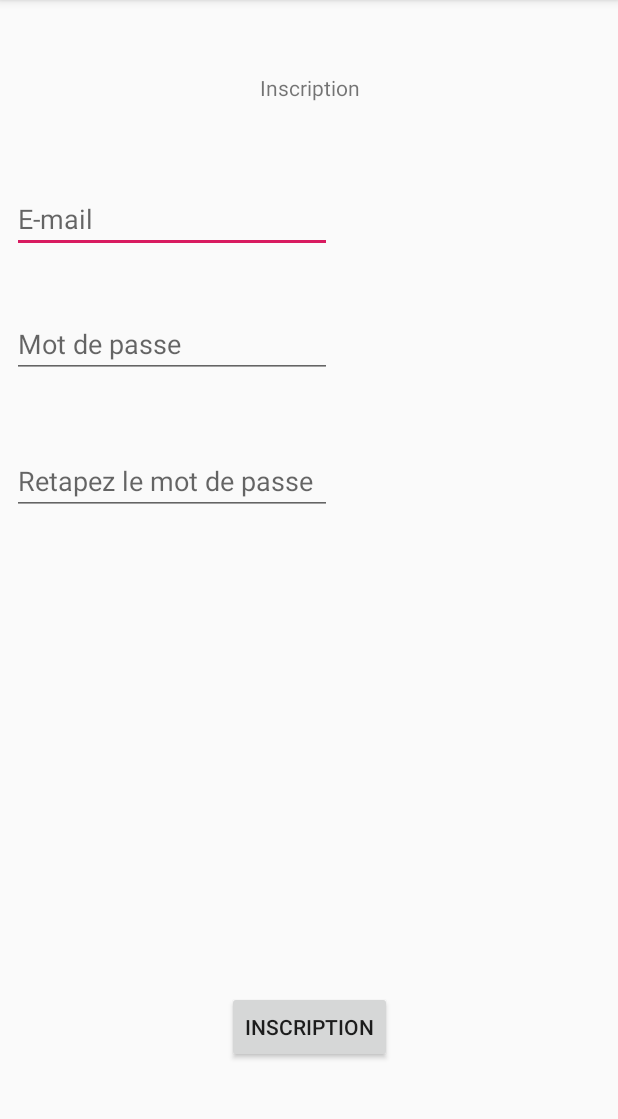
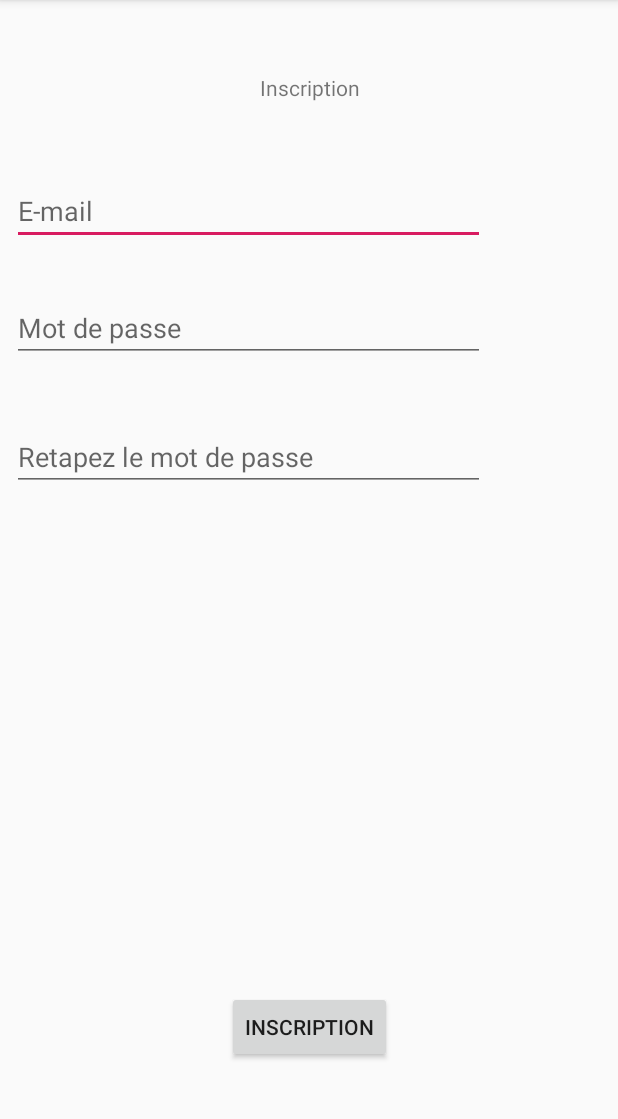
Before and after one commit to modafokerz/loicnels-prjet, an Android app: the InscriptionActivity screen opened directly, with no data from a screen before it, on a phone screen of 412 x 824 dp, the part 84-1203 px from its top. Run offline under Robolectric (Android 15) with nearby library versions, the phone set to English and light mode, and no system bars.

Commit message:
Traductions done, derniers détails

```diff
--- a/app/src/main/java/ch/nelson/appdev/InscriptionActivity.java
+++ b/app/src/main/java/ch/nelson/appdev/InscriptionActivity.java
@@ -18,6 +18,7 @@ public class InscriptionActivity extends AppCompatActivity {
     private String errEmail;
     private String errPassword;
     private String errPassword2;
+    private Button nextBtn;
     /**
      * class qui gère le choix de type d'inscription escort ou client
      * @param savedInstanceState
@@ -31,7 +32,7 @@ public class InscriptionActivity extends AppCompatActivity {
         /**
          * Va chercher le boutons et les input(Email et passwd)
          */
-        Button nextBtn = findViewById(R.id.inscription_nextBtn);
+        nextBtn = findViewById(R.id.inscription_nextBtn);
         topText = findViewById(R.id.inscription_topText);
 
         final EditText emailInput = findViewById(R.id.inscription_emailInput);
@@ -55,6 +56,7 @@ public class InscriptionActivity extends AppCompatActivity {
         switch(langPref){
             case "en":
                 topText.setText(getString(R.string.inscription_en_str));
+                nextBtn.setText(getString(R.string.inscription_en_str));
                 passwdInput.setHint(getString(R.string.inscription_en_passwd));
                 passwdInput2.setHint(getString(R.string.inscription_en_passwd2));
                 errEmpty = getString(R.string.inscription_en_err_empty);
@@ -64,6 +66,7 @@ public class InscriptionActivity extends AppCompatActivity {
                 break;
             case "de":
                 topText.setText(getString(R.string.inscription_de_str));
+                nextBtn.setText(getString(R.string.inscription_de_str));
                 passwdInput.setHint(getString(R.string.inscription_de_passwd));
                 passwdInput2.setHint(getString(R.string.inscription_de_passwd2));
                 errEmpty = getString(R.string.inscription_de_err_empty);
@@ -73,6 +76,7 @@ public class InscriptionActivity extends AppCompatActivity {
                 break;
             case "ita":
                 topText.setText(getString(R.string.inscription_ita_str));
+                nextBtn.setText(getString(R.string.inscription_ita_str));
                 passwdInput.setHint(getString(R.string.inscription_ita_passwd));
                 passwdInput2.setHint(getString(R.string.inscription_ita_passwd2));
                 errEmpty = getString(R.string.inscription_ita_err_empty);
@@ -82,6 +86,7 @@ public class InscriptionActivity extends AppCompatActivity {
                 break;
             default:
                 topText.setText(getString(R.string.inscription_fr_str));
+                nextBtn.setText(getString(R.string.inscription_fr_str));
                 passwdInput.setHint(getString(R.string.inscription_fr_passwd));
                 passwdInput2.setHint(getString(R.string.inscription_fr_passwd2));
                 errEmpty = getString(R.string.inscription_fr_err_empty);
--- a/app/src/main/res/layout/activity_inscription.xml
+++ b/app/src/main/res/layout/activity_inscription.xml
@@ -20,8 +20,8 @@
 
     <EditText
         android:id="@+id/inscription_emailInput"
-        android:layout_width="wrap_content"
-        android:layout_height="wrap_content"
+        android:layout_width="315dp"
+        android:layout_height="40dp"
         android:layout_marginStart="8dp"
         android:layout_marginLeft="8dp"
         android:layout_marginTop="123dp"
@@ -32,8 +32,8 @@
 
     <EditText
         android:id="@+id/inscription_passwdInput"
-        android:layout_width="wrap_content"
-        android:layout_height="wrap_content"
+        android:layout_width="315dp"
+        android:layout_height="40dp"
         android:layout_marginStart="8dp"
         android:layout_marginLeft="8dp"
         android:layout_marginTop="38dp"
@@ -44,8 +44,8 @@
 
     <EditText
         android:id="@+id/inscription_passwdInput2"
-        android:layout_width="wrap_content"
-        android:layout_height="wrap_content"
+        android:layout_width="315dp"
+        android:layout_height="40dp"
         android:layout_marginStart="8dp"
         android:layout_marginLeft="8dp"
         android:layout_marginTop="46dp"
--- a/app/src/main/res/layout/activity_password_reset.xml
+++ b/app/src/main/res/layout/activity_password_reset.xml
@@ -22,7 +22,7 @@
         android:layout_width="wrap_content"
         android:layout_height="wrap_content"
         android:layout_marginBottom="8dp"
-        android:text="@string/passwdReset_fr_email"
+        android:text="E-Mail"
         app:layout_constraintBottom_toTopOf="@+id/passwdReset_EmailInput"
         app:layout_constraintEnd_toEndOf="parent"
         app:layout_constraintHorizontal_bias="0.5"
@@ -47,7 +47,7 @@
         android:layout_width="wrap_content"
         android:layout_height="wrap_content"
         android:layout_marginBottom="157dp"
-        android:text="RESET"
+        android:text="RESET PASSWORD"
         app:layout_constraintBottom_toBottomOf="parent"
         app:layout_constraintEnd_toEndOf="parent"
         app:layout_constraintHorizontal_bias="0.5"
```
